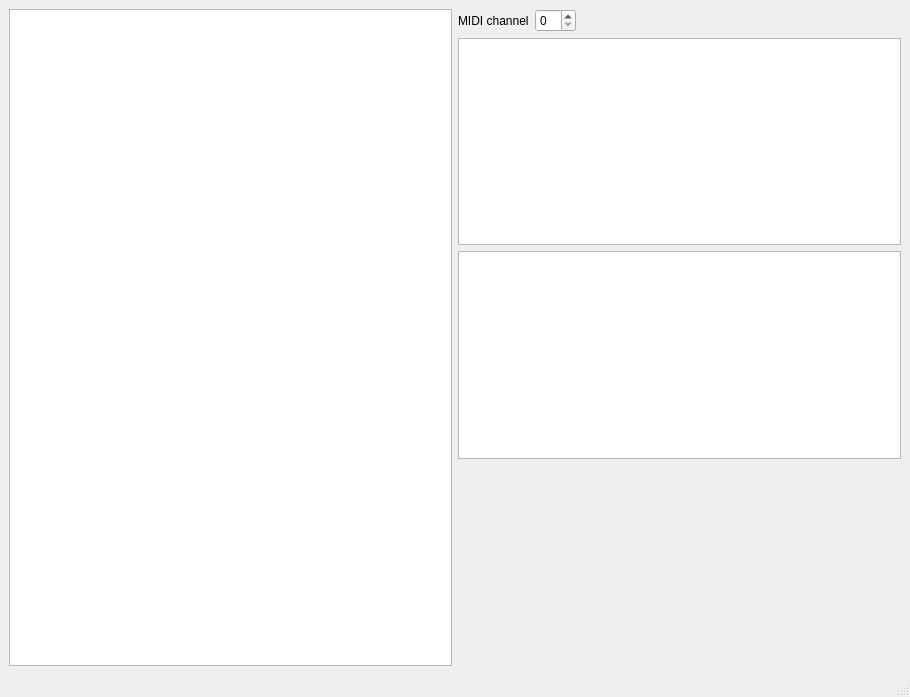
The window that src/mainwindow.ui (charlesfleche/lpd8editor) describes before a commit, drawn with Qt 5.
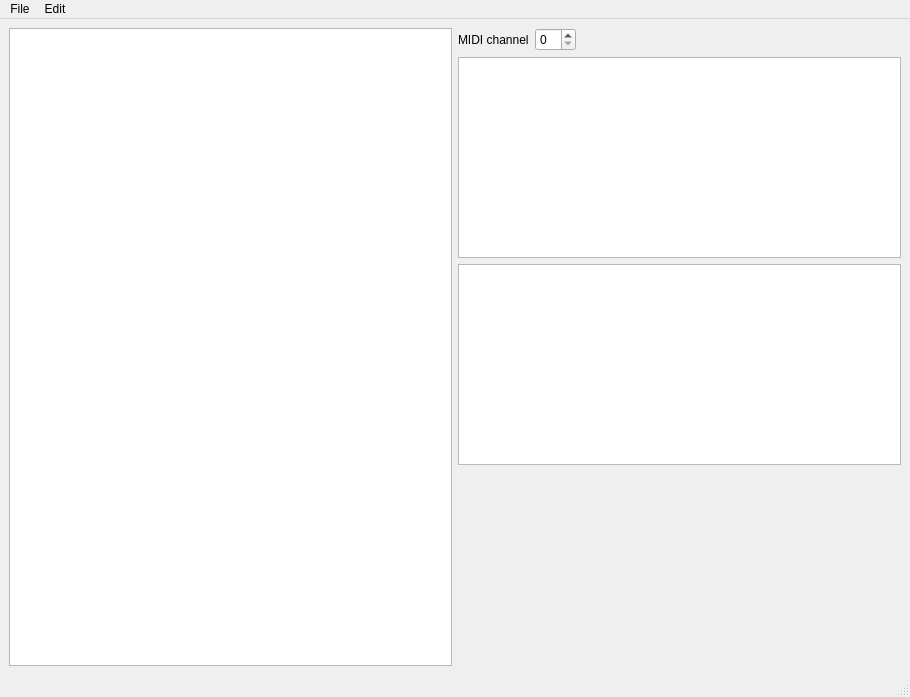
The same window after the commit.

The edit to the form file:
```diff
--- a/src/mainwindow.ui
+++ b/src/mainwindow.ui
@@ -79,6 +79,20 @@
      <height>33</height>
     </rect>
    </property>
+   <widget class="QMenu" name="menuFile">
+    <property name="title">
+     <string>File</string>
+    </property>
+    <addaction name="actionQuit"/>
+   </widget>
+   <widget class="QMenu" name="menuEdit">
+    <property name="title">
+     <string>Edit</string>
+    </property>
+    <addaction name="actionNewProgram"/>
+   </widget>
+   <addaction name="menuFile"/>
+   <addaction name="menuEdit"/>
   </widget>
   <widget class="QStatusBar" name="statusbar"/>
   <action name="action_Quit">
```
Left out of the diff: 13 changed lines with no effect on the pictures.
